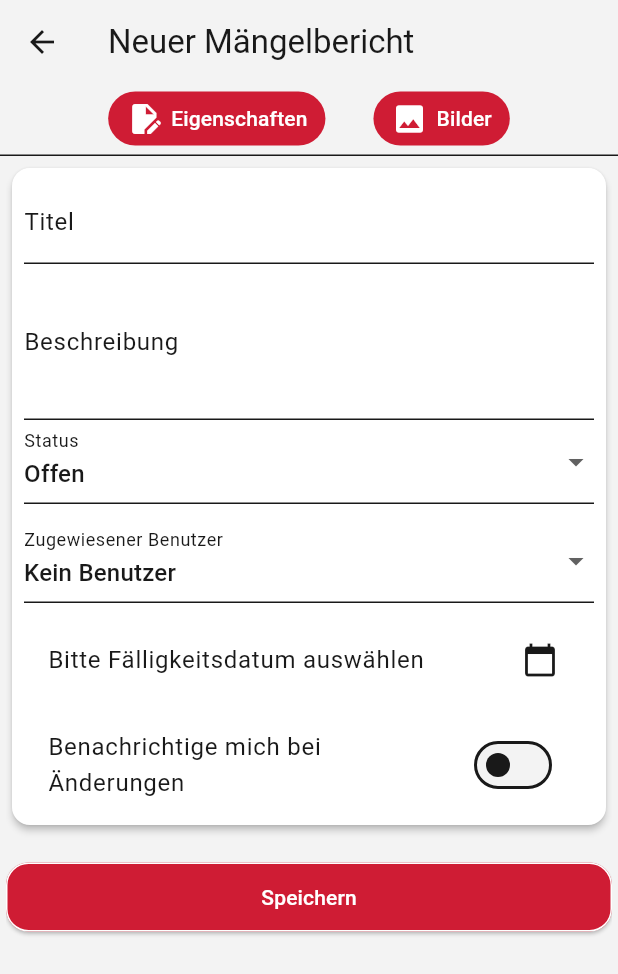
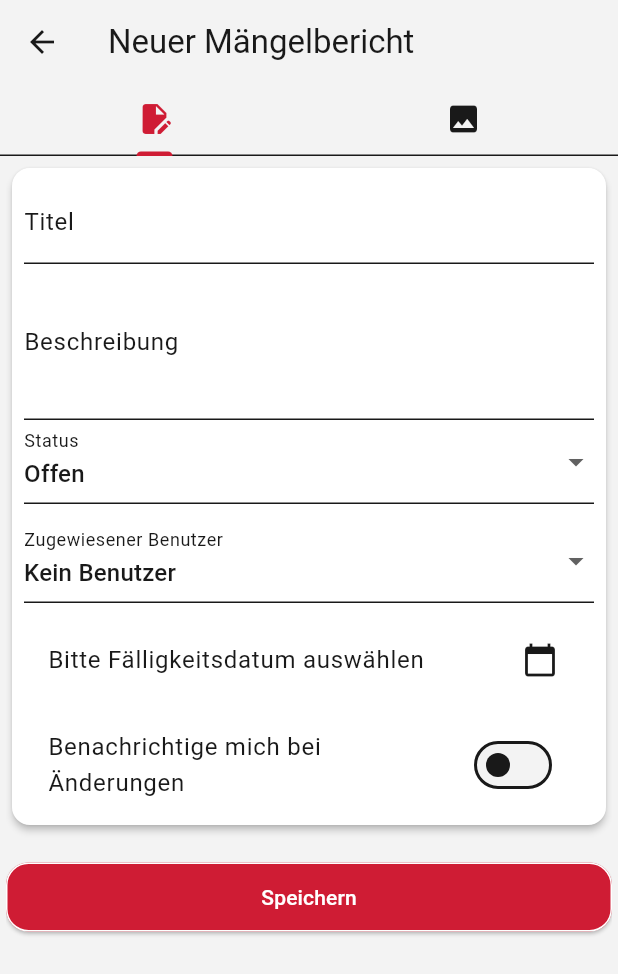
Before and after one commit to MBulti/FireReport-App, a Flutter app: the DefectReportDetailPage screen opened directly with empty values, on a phone screen of 412 x 824 dp. Shown: the top 974 px of the screen. Run offline on Flutter 3.47's test engine with Material 3 defaults, Android fonts, the phone set to English and light mode, and no system bars; our stand-ins replace flutter_riverpod, image_picker, package_info_plus, supabase_flutter; accounts and stored records are empty; network calls fail.

Commit message:
theme fix

```diff
--- a/lib/pages/defectreportdetail_page.dart
+++ b/lib/pages/defectreportdetail_page.dart
@@ -34,58 +34,14 @@ class DefectReportDetailPage extends ConsumerWidget {
           title: Text(index == null
               ? 'Neuer Mängelbericht'
               : 'Mängelbericht bearbeiten'),
-          bottom: TabBar(
-            tabAlignment: TabAlignment.center,
-            isScrollable: true,
-            indicatorColor: Colors.transparent,
+          bottom: const TabBar(
             tabs: [
               Tab(
-                child: Container(
-                  padding:
-                      const EdgeInsets.symmetric(horizontal: 12, vertical: 6),
-                  decoration: BoxDecoration(
-                    color: Theme.of(context).colorScheme.primary,
-                    borderRadius: BorderRadius.circular(30),
-                  ),
-                  child: const Row(
-                    mainAxisSize: MainAxisSize.min,
-                    children: [
-                      Icon(
-                        Icons.edit_document,
-                        color: Colors.white,
-                      ),
-                      SizedBox(width: 6),
-                      Text(
-                        'Eigenschaften',
-                        style: TextStyle(color: Colors.white),
-                      ),
-                    ],
-                  ),
-                ),
+                icon: Icon(Icons.edit_document),
               ),
               Tab(
-                child: Container(
-                  padding:
-                      const EdgeInsets.symmetric(horizontal: 12, vertical: 6),
-                  decoration: BoxDecoration(
-                    color: Theme.of(context).colorScheme.primary,
-                    borderRadius: BorderRadius.circular(30),
-                  ),
-                  child: const Row(
-                    mainAxisSize: MainAxisSize.min,
-                    children: [
-                      Icon(
-                        Icons.image,
-                        color: Colors.white,
-                      ),
-                      SizedBox(width: 6),
-                      Text(
-                        'Bilder',
-                        style: TextStyle(color: Colors.white),
-                      ),
-                    ],
-                  ),
-                ),
+                icon: Icon(Icons.image),
+
               ),
             ],
           ),
--- a/lib/pages/login_page.dart
+++ b/lib/pages/login_page.dart
@@ -74,14 +74,9 @@ class LoginPage extends ConsumerWidget {
                   hintText: "Email",
                   hintStyle: TextStyle(
                       color: Theme.of(context).colorScheme.inverseSurface),
-                  labelStyle:
-                      TextStyle(color: Theme.of(context).colorScheme.surface),
-                  prefixIcon: Icon(Icons.person,
-                      color: Theme.of(context).colorScheme.inverseSurface),
+                  prefixIcon: const Icon(Icons.person),
+                  prefixIconColor: Theme.of(context).colorScheme.inverseSurface,
                   border: OutlineInputBorder(
-                    borderRadius: BorderRadius.circular(15),
-                  ),
-                  enabledBorder: OutlineInputBorder(
                     borderRadius: BorderRadius.circular(15),
                   ),
                 ),
@@ -100,12 +95,9 @@ class LoginPage extends ConsumerWidget {
                   hintText: "Passwort",
                   hintStyle: TextStyle(
                       color: Theme.of(context).colorScheme.inverseSurface),
-                  prefixIcon: Icon(Icons.lock,
-                      color: Theme.of(context).colorScheme.inverseSurface),
+                  prefixIcon: const Icon(Icons.lock),
+                  prefixIconColor: Theme.of(context).colorScheme.inverseSurface,
                   border: OutlineInputBorder(
-                    borderRadius: BorderRadius.circular(15),
-                  ),
-                  enabledBorder: OutlineInputBorder(
                     borderRadius: BorderRadius.circular(15),
                   ),
                 ),
@@ -115,18 +107,23 @@ class LoginPage extends ConsumerWidget {
                 onPressed: () => ref.read(authProvider.notifier).login(
                     ref.read(userNameController).text,
                     ref.read(passwordController).text),
-                child: Text("Login",
-                    style: TextStyle(
-                        fontWeight: FontWeight.bold,
-                        color: Theme.of(context).colorScheme.onPrimary)),
+                child: Text(
+                  "Login",
+                  style: TextStyle(
+                      fontWeight: FontWeight.bold,
+                      color: Theme.of(context).colorScheme.onPrimary),
+                ),
               ),
               const SizedBox(height: 10.0),
               ElevatedButton(
-                  onPressed: ref.read(authProvider.notifier).guestLogin,
-                  child: Text("Gast Login",
-                      style: TextStyle(
-                          fontWeight: FontWeight.bold,
-                          color: Theme.of(context).colorScheme.onPrimary))),
+                onPressed: ref.read(authProvider.notifier).guestLogin,
+                child: Text(
+                  "Gast Login",
+                  style: TextStyle(
+                      fontWeight: FontWeight.bold,
+                      color: Theme.of(context).colorScheme.onPrimary),
+                ),
+              ),
               const SizedBox(height: 24.0),
               Center(
                 child: SizedBox(
```
Also changed, not shown: lib/pages/defectreport_page.dart (+4 -3 lines), lib/utils/theme.dart (+0 -10 lines).
